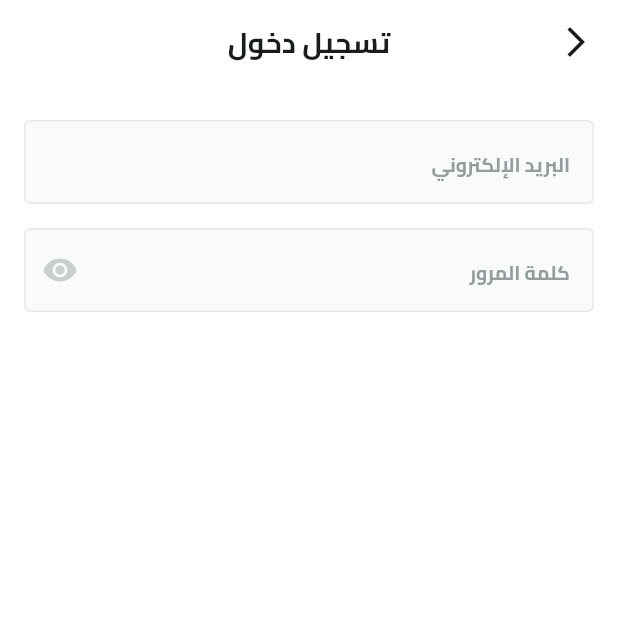
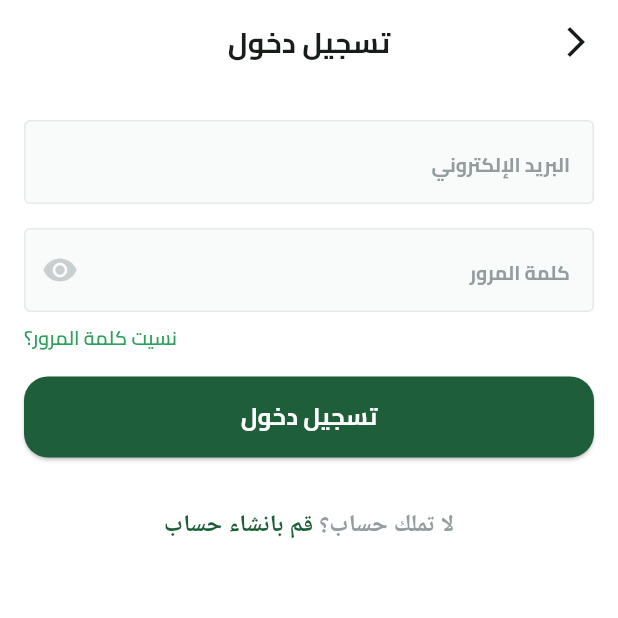
Before and after one commit to ahmadmoussa78/fruits_hub_app, a Flutter app: the screen it shows after launch, after a tap on "تخط", on a phone screen of 412 x 824 dp, the top half of it. Run offline on Flutter 3.47's test engine with Material 3 defaults, Android fonts, the light colour scheme and no system bars; our stand-ins replace dots_indicator, shared_preferences; missing offline and left inert: svg_flutter.

Commit message:
Refactor LoginView and LoginViewBody to enhance UI with consistent styles and add password recovery text

```diff
--- a/lib/core/utils/app_colors.dart
+++ b/lib/core/utils/app_colors.dart
@@ -2,5 +2,6 @@ import 'dart:ui';
 
 abstract class AppColors {
   static const Color primaryColor = Color(0xff1F5E3B);
+  static const Color lightPrimaryColor = Color(0xff2d9f5D);
   static const Color secondaryColor = Color(0xFFF4A91F);
 }
--- a/lib/core/widgets/custom_button.dart
+++ b/lib/core/widgets/custom_button.dart
@@ -1,4 +1,5 @@
 import 'package:flutter/material.dart';
+import 'package:fruits_hub/core/utils/app_text_styles.dart';
 
 import '../utils/app_colors.dart';
 
@@ -19,7 +20,10 @@ class CustomButton extends StatelessWidget {
           ),
         ),
         onPressed: onPressed,
-        child: Text(text, style: const TextStyle(color: Colors.white)),
+        child: Text(
+          text,
+          style: TextStyles.bold16.copyWith(color: Colors.white),
+        ),
       ),
     );
   }
--- a/lib/features/auth/presentation/views/login_view.dart
+++ b/lib/features/auth/presentation/views/login_view.dart
@@ -1,6 +1,5 @@
 import 'package:flutter/material.dart';
 import 'package:fruits_hub/core/widgets/custom_app_bar.dart';
-import 'package:fruits_hub/core/widgets/custom_text_form_field.dart';
 import 'package:fruits_hub/features/auth/presentation/views/login_view_body.dart';
 
 class LoginView extends StatelessWidget {
@@ -11,7 +10,6 @@ class LoginView extends StatelessWidget {
     return Scaffold(
       appBar: buildAppBar(title: "تسجيل دخول"),
       body: const LoginViewBody(),
-
     );
   }
 }
--- a/lib/features/auth/presentation/views/login_view_body.dart
+++ b/lib/features/auth/presentation/views/login_view_body.dart
@@ -1,5 +1,8 @@
 import 'package:flutter/material.dart';
 import 'package:fruits_hub/constants.dart';
+import 'package:fruits_hub/core/utils/app_colors.dart';
+import 'package:fruits_hub/core/utils/app_text_styles.dart';
+import 'package:fruits_hub/core/widgets/custom_button.dart';
 import 'package:fruits_hub/core/widgets/custom_text_form_field.dart';
 
 class LoginViewBody extends StatelessWidget {
@@ -7,21 +10,61 @@ class LoginViewBody extends StatelessWidget {
 
   @override
   Widget build(BuildContext context) {
-    return const Padding(
-      padding: EdgeInsets.symmetric(horizontal: kHorizantalPadding),
+    return Padding(
+      padding: const EdgeInsets.symmetric(horizontal: kHorizantalPadding),
       child: SingleChildScrollView(
         child: Column(
           children: [
-            SizedBox(height: 24),
-            CustomTextFormField(
+            const SizedBox(height: 24),
+            const CustomTextFormField(
               hintText: 'البريد الإلكتروني',
               textInputType: TextInputType.emailAddress,
             ),
-            SizedBox(height: 16),
-            CustomTextFormField(
+            const SizedBox(height: 16),
+            const CustomTextFormField(
               hintText: 'كلمة المرور',
               suffixIcon: Icon(Icons.remove_red_eye, color: Color(0xffC9CECF)),
               textInputType: TextInputType.visiblePassword,
+            ),
+            const SizedBox(height: 8),
+            Row(
+              mainAxisAlignment: MainAxisAlignment.end,
+              children: [
+                Text(
+                  "نسيت كلمة المرور؟",
+                  style: TextStyles.semiBold13.copyWith(
+                    color: AppColors.lightPrimaryColor,
+                  ),
+                ),
+              ],
+            ),
+            const SizedBox(height: 16),
+            CustomButton(onPressed: () {}, text: ("تسجيل دخول")),
+            const SizedBox(height: 33),
+            Text.rich(
+              TextSpan(
+                children: [
+                  TextSpan(
+                    text: 'لا تملك حساب؟',
+                    style: TextStyles.semiBold16.copyWith(
+                      color: const Color(0xFF949D9E),
+                    ),
+                  ),
+                  TextSpan(
+                    text: ' ',
+                    style: TextStyles.semiBold16.copyWith(
+                      color: const Color(0xFF616A6B),
+                    ),
+                  ),
+                  TextSpan(
+                    text: "قم بانشاء حساب",
+                    style: TextStyles.semiBold16.copyWith(
+                      color: AppColors.primaryColor,
+                    ),
+                  ),
+                ],
+              ),
+              textAlign: TextAlign.center,
             ),
           ],
         ),
```
